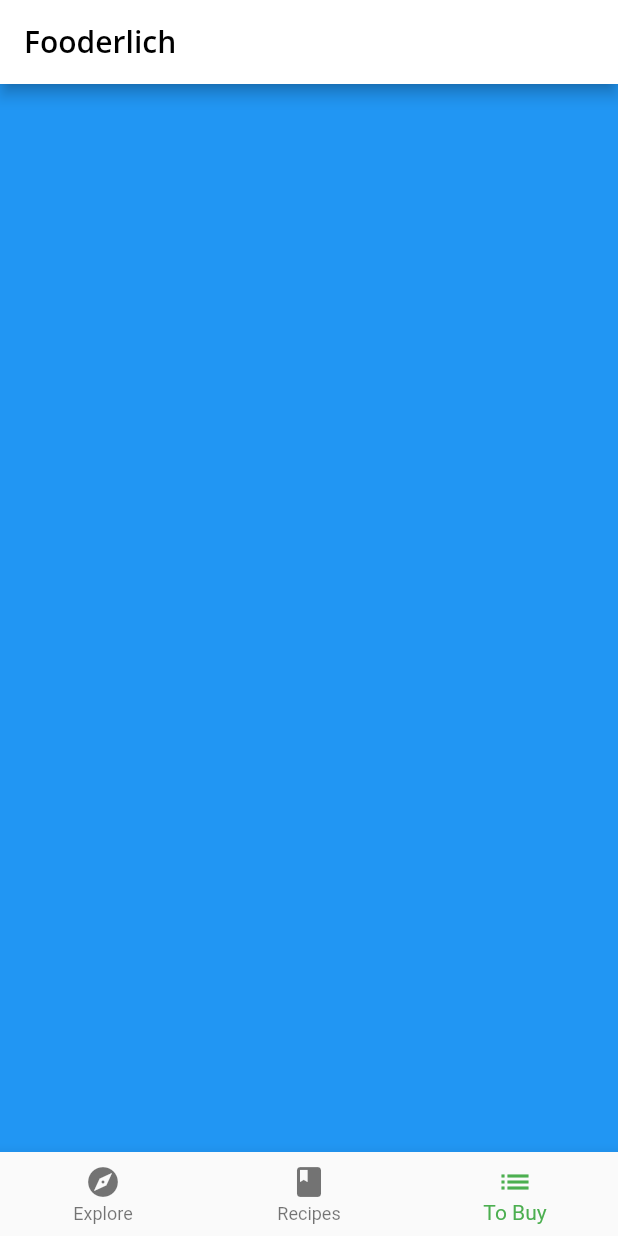
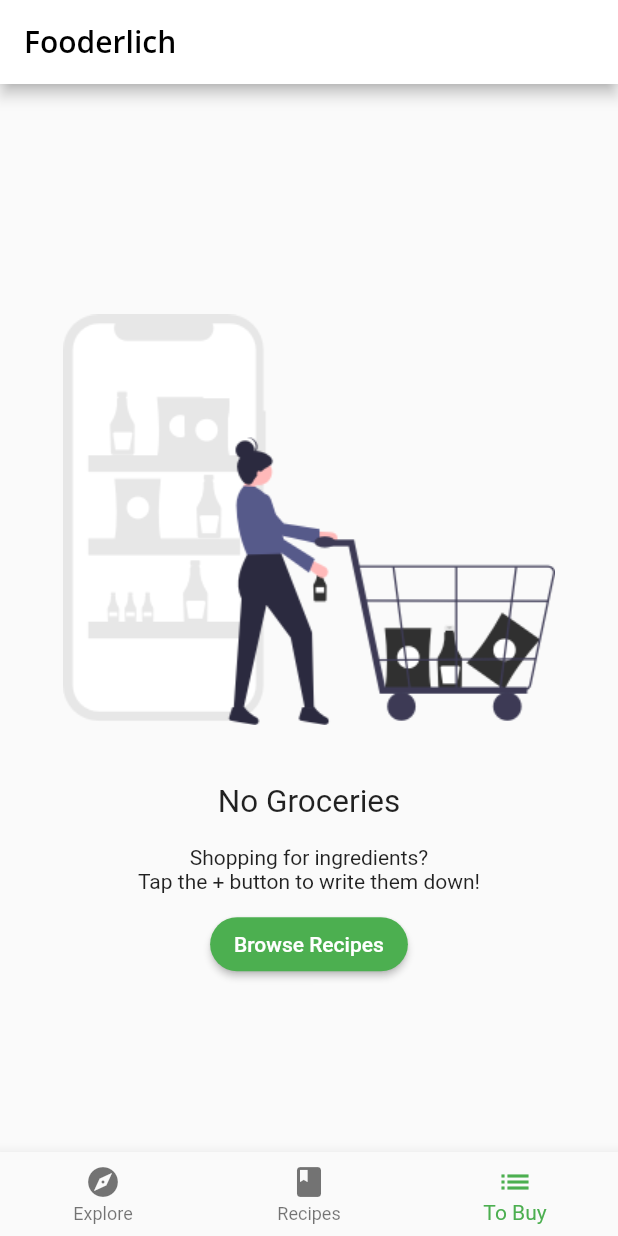
Before and after one commit to Peter-Immanuel/dart-journey, a Flutter app: the screen it shows after launch, item 3 of the bottom bar chosen, on a phone screen of 412 x 824 dp. Run offline on Flutter 3.47's test engine with Material 2 defaults, Android fonts, the phone set to English and light mode, and no system bars; our stand-ins replace google_fonts.

Commit message:
Implemented empty recipe screen

```diff
--- a/chapter_5/lib/home.dart
+++ b/chapter_5/lib/home.dart
@@ -1,6 +1,5 @@
-import 'package:chapter_5/screens/recipes_screen.dart';
 import 'package:flutter/material.dart';
-import 'screens/explore_screen.dart';
+import 'screens/screens.dart';
 
 class Home extends StatefulWidget {
   Home({Key? key}) : super(key: key);
@@ -15,7 +14,7 @@ class HomeState extends State<Home> {
   static List<Widget> pages = [
     ExploreScreen(),
     RecipesScreen(),
-    Container(color: Colors.blue),
+    GroceryScreen(),
   ];
 
   void _onItemTapped(int index) {
--- a/chapter_5/lib/models/models.dart
+++ b/chapter_5/lib/models/models.dart
@@ -2,3 +2,4 @@ export 'posts.dart';
 export 'explore_recipe.dart';
 export 'explore_data.dart';
 export 'simple_recipe.dart';
+export 'grocery_item.dart';
--- /dev/null
+++ b/chapter_5/lib/screens/empty_grocery_screen.dart
@@ -0,0 +1,49 @@
+import 'package:flutter/material.dart';
+
+class EmptyGroceryScreen extends StatelessWidget {
+  const EmptyGroceryScreen({Key? key}) : super(key: key);
+
+  @override
+  Widget build(BuildContext context) {
+    return Padding(
+      padding: const EdgeInsets.all(30.0),
+      child: Center(
+        child: Column(
+          mainAxisAlignment: MainAxisAlignment.center,
+          children: [
+            Flexible(
+              child: AspectRatio(
+                aspectRatio: 1 / 1,
+                child: Image.asset("assets/fooderlich_assets/empty_list.png"),
+              ),
+            ),
+            const Text(
+              "No Groceries",
+              style: TextStyle(fontSize: 21.0),
+            ),
+            const SizedBox(
+              height: 16,
+            ),
+            const Text(
+              "Shopping for ingredients? \n"
+              "Tap the + button to write them down!",
+              textAlign: TextAlign.center,
+            ),
+            const SizedBox(
+              height: 10,
+            ),
+            MaterialButton(
+                textColor: Colors.white,
+                shape: RoundedRectangleBorder(
+                    borderRadius: BorderRadius.circular(30.0)),
+                child: const Text("Browse Recipes"),
+                color: Colors.green,
+                onPressed: () {
+                  // TODO: 8 go to new recipe tab
+                })
+          ],
+        ),
+      ),
+    );
+  }
+}
--- /dev/null
+++ b/chapter_5/lib/screens/grocery_screen.dart
@@ -0,0 +1,13 @@
+import 'package:chapter_5/screens/empty_grocery_screen.dart';
+import 'package:flutter/material.dart';
+
+class GroceryScreen extends StatelessWidget {
+  GroceryScreen({Key? key}) : super(key: key);
+
+  @override
+  Widget build(BuildContext context) {
+    // TODO 4: Add a scaffold widget
+    return const EmptyGroceryScreen();
+  }
+  // Todo: Add build grocery screen
+}
--- /dev/null
+++ b/chapter_5/lib/screens/screens.dart
@@ -0,0 +1,3 @@
+export 'explore_screen.dart';
+export 'grocery_screen.dart';
+export 'recipes_screen.dart';
--- a/chapter_5/pubspec.yaml
+++ b/chapter_5/pubspec.yaml
@@ -65,6 +65,7 @@ flutter:
     - assets/magazine_pics/
     - assets/sample_data/
     - assets/profile_pics/
+    - assets/fooderlich_assets/
 
 
   # An image asset can refer to one or more resolution-specific "variants", see
```
Also changed, not shown: chapter_5/lib/models/grocery_item.dart (added, +40 -0 lines), chapter_5/assets/fooderlich_assets/empty_list.png (added).
